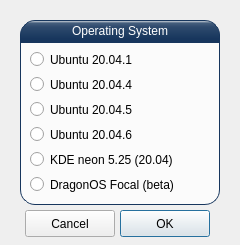
Before: the Qt Designer form UI/install.ui in ainfosec/FISSURE, drawn with Qt 5.
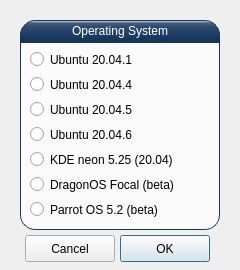
After: the same form once the commit is applied.

Commit message: Adding support for Parrot OS and BackBox

```diff
--- a/UI/install.ui
+++ b/UI/install.ui
@@ -7,7 +7,7 @@
     <x>0</x>
     <y>0</y>
     <width>240</width>
-    <height>245</height>
+    <height>270</height>
    </rect>
   </property>
   <property name="windowTitle">
@@ -17,7 +17,7 @@
    <property name="geometry">
     <rect>
      <x>120</x>
-     <y>210</y>
+     <y>235</y>
      <width>90</width>
      <height>27</height>
     </rect>
@@ -30,7 +30,7 @@
    <property name="geometry">
     <rect>
      <x>25</x>
-     <y>210</y>
+     <y>235</y>
      <width>90</width>
      <height>27</height>
     </rect>
@@ -74,7 +74,7 @@
      <x>20</x>
      <y>42</y>
      <width>200</width>
-     <height>163</height>
+     <height>188</height>
     </rect>
    </property>
    <property name="styleSheet">
@@ -187,6 +187,22 @@
      <string>Ubuntu 20.04.6</string>
     </property>
    </widget>
+   <widget class="QRadioButton" name="radioButton_parrot_os_5_2">
+    <property name="enabled">
+     <bool>true</bool>
+    </property>
+    <property name="geometry">
+     <rect>
+      <x>10</x>
+      <y>155</y>
+      <width>180</width>
+      <height>25</height>
+     </rect>
+    </property>
+    <property name="text">
+     <string>Parrot OS 5.2 (beta)</string>
+    </property>
+   </widget>
   </widget>
  </widget>
  <resources/>
```
The commit also changes 7 other files.
